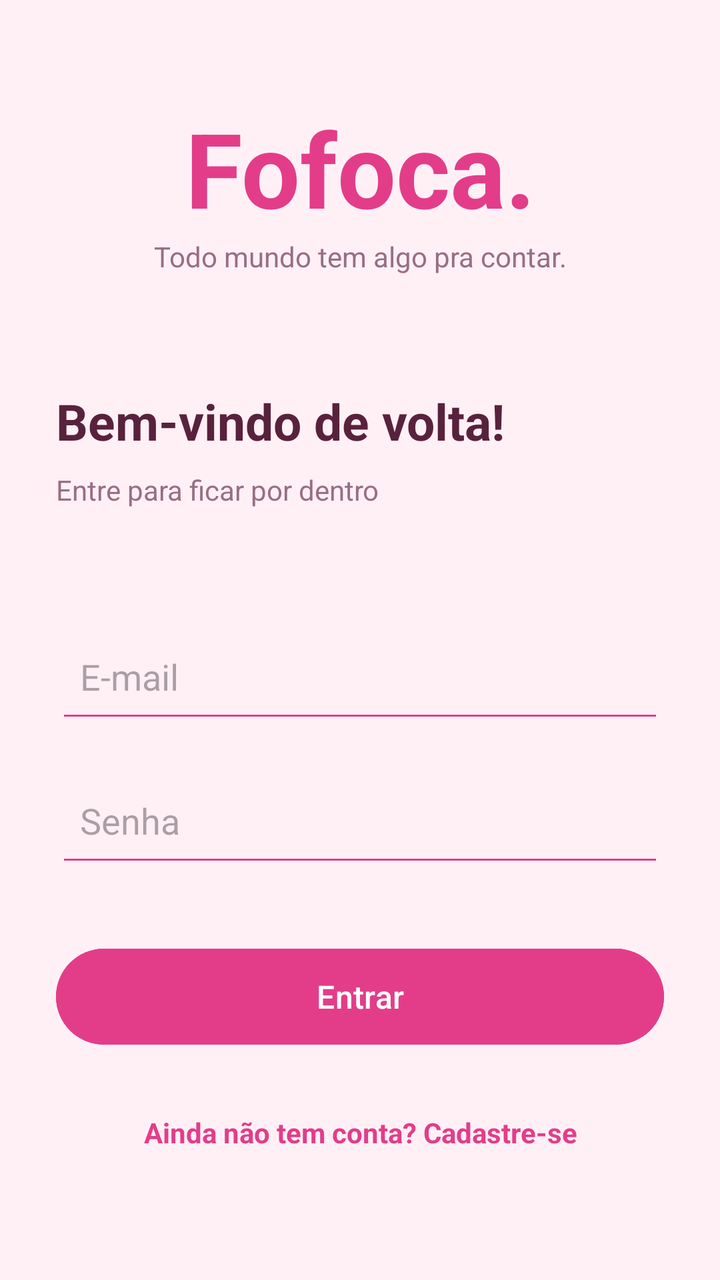
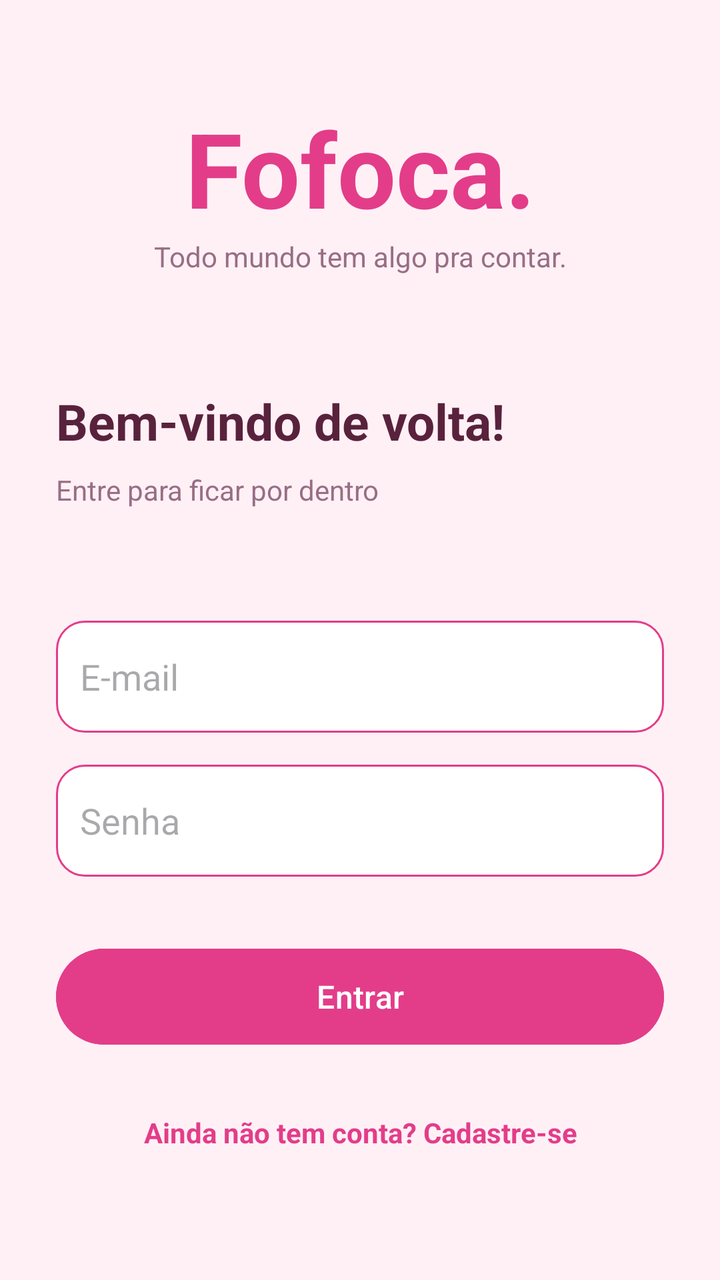

The first picture is an Android layout as it rendered before a commit; the second is the same layout after the commit. The layout source and the unified diff follow.
<!-- AndroidManifest.xml: application theme Theme.Fofoca -->
<!-- res/layout/activity_main.xml -->
<?xml version="1.0" encoding="utf-8"?>
<ScrollView
    xmlns:android="http://schemas.android.com/apk/res/android"
    android:id="@+id/main"
    android:layout_width="match_parent"
    android:layout_height="match_parent"
    android:background="@color/fofoca_fundo"
    android:fillViewport="true">

    <LinearLayout
        android:layout_width="match_parent"
        android:layout_height="match_parent"
        android:orientation="vertical"
        android:gravity="center_vertical"
        android:padding="28dp">

        <TextView
            android:layout_width="match_parent"
            android:layout_height="wrap_content"
            android:text="Fofoca."
            android:textSize="52sp"
            android:textStyle="bold"
            android:textColor="@color/fofoca_rosa"
            android:gravity="center"/>

        <TextView
            android:layout_width="match_parent"
            android:layout_height="wrap_content"
            android:text="Todo mundo tem algo pra contar."
            android:textSize="14sp"
            android:textColor="@color/fofoca_secundario"
            android:gravity="center"
            android:layout_marginBottom="56dp"/>

        <TextView
            android:layout_width="match_parent"
            android:layout_height="wrap_content"
            android:text="Bem-vindo de volta!"
            android:textSize="25sp"
            android:textStyle="bold"
            android:textColor="@color/fofoca_texto" />

        <TextView
            android:layout_width="match_parent"
            android:layout_height="wrap_content"
            android:text="Entre para ficar por dentro"
            android:textSize="14sp"
            android:textColor="@color/fofoca_secundario"
            android:layout_marginTop="8dp"
            android:layout_marginBottom="56dp"/>

        <EditText
            android:id="@+id/etEmail"
            android:layout_width="match_parent"
            android:layout_height="56dp"
            android:hint="E-mail"
            android:inputType="textEmailAddress"
            android:singleLine="true"
            android:padding="12dp"
            android:textColor="@color/fofoca_secundario"
            android:backgroundTint="@color/fofoca_rosa"/>

        <EditText
            android:id="@+id/etSenha"
            android:layout_width="match_parent"
            android:layout_height="56dp"
            android:hint="Senha"
            android:inputType="textPassword"
            android:singleLine="true"
            android:padding="12dp"
            android:textColor="@color/fofoca_secundario"
            android:backgroundTint="@color/fofoca_rosa"
            android:layout_marginTop="16dp"/>

        <Button
            android:id="@+id/btnEntrar"
            android:layout_width="match_parent"
            android:layout_height="56dp"
            android:text="Entrar"
            android:textAllCaps="false"
            android:textSize="16sp"
            android:textColor="#FFFFFF"
            android:backgroundTint="@color/fofoca_rosa"
            android:layout_marginTop="32dp"/>

        <TextView
            android:id="@+id/tvCadastrar"
            android:layout_width="match_parent"
            android:layout_height="48dp"
            android:text="Ainda não tem conta? Cadastre-se"
            android:textSize="14dp"
            android:textStyle="bold"
            android:textColor="@color/fofoca_rosa"
            android:gravity="center"
            android:layout_marginTop="16dp"/>

    </LinearLayout>

</ScrollView>
<!-- resources referenced by this layout -->
<resources>
  <color name="fofoca_fundo">#FFF0F6</color>
  <color name="fofoca_rosa">#E33D89</color>
  <color name="fofoca_secundario">#986E84</color>
  <color name="fofoca_texto">#59223C</color>
  <style name="Theme.Fofoca" parent="Base.Theme.Fofoca" />
  <style name="Base.Theme.Fofoca" parent="Theme.Material3.DayNight.NoActionBar">
          
          
      </style>
</resources>

<!-- the commit's change to res/layout/activity_main.xml (unified diff, before → after) -->
@@ -58,7 +58,7 @@
             android:singleLine="true"
             android:padding="12dp"
             android:textColor="@color/fofoca_secundario"
-            android:backgroundTint="@color/fofoca_rosa"/>
+            android:background="@drawable/bg_campo_fofoca"/>
 
         <EditText
             android:id="@+id/etSenha"
@@ -69,7 +69,7 @@
             android:singleLine="true"
             android:padding="12dp"
             android:textColor="@color/fofoca_secundario"
-            android:backgroundTint="@color/fofoca_rosa"
+            android:background="@drawable/bg_campo_fofoca"
             android:layout_marginTop="16dp"/>
 
         <Button
<!-- resource entries referenced after the edit -->
@@ -4,6 +4,19 @@
   <color name="fofoca_rosa">#E33D89</color>
   <color name="fofoca_secundario">#986E84</color>
   <color name="fofoca_texto">#59223C</color>
+  <!-- drawable bg_campo_fofoca (drawable) -->
+  <?xml version="1.0" encoding="utf-8"?>
+  <shape xmlns:android="http://schemas.android.com/apk/res/android"
+      android:shape="rectangle">
+  
+      <solid android:color="#FFFFFF"/>
+  
+      <corners android:radius="14dp"/>
+  
+      <stroke android:width="1dp"
+          android:color="@color/fofoca_rosa"/>
+  
+  </shape>
   <style name="Theme.Fofoca" parent="Base.Theme.Fofoca" />
   <style name="Base.Theme.Fofoca" parent="Theme.Material3.DayNight.NoActionBar">
           
